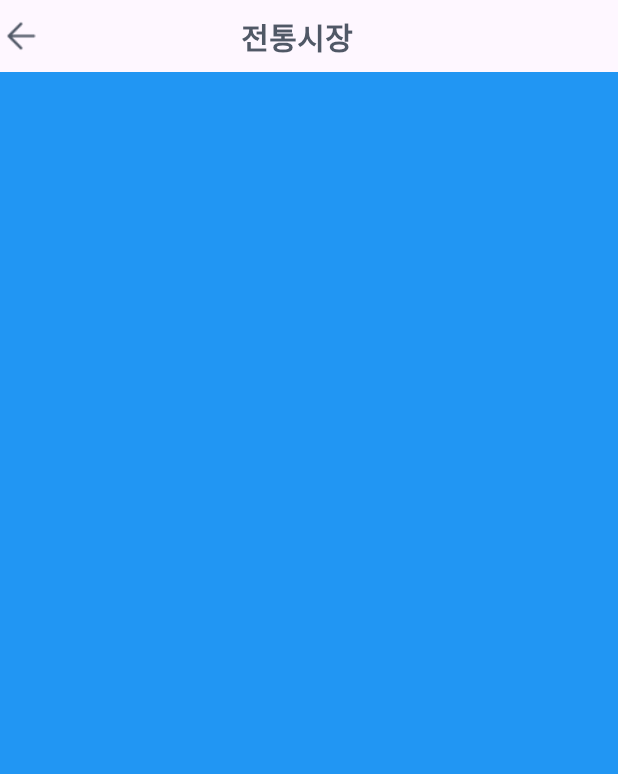
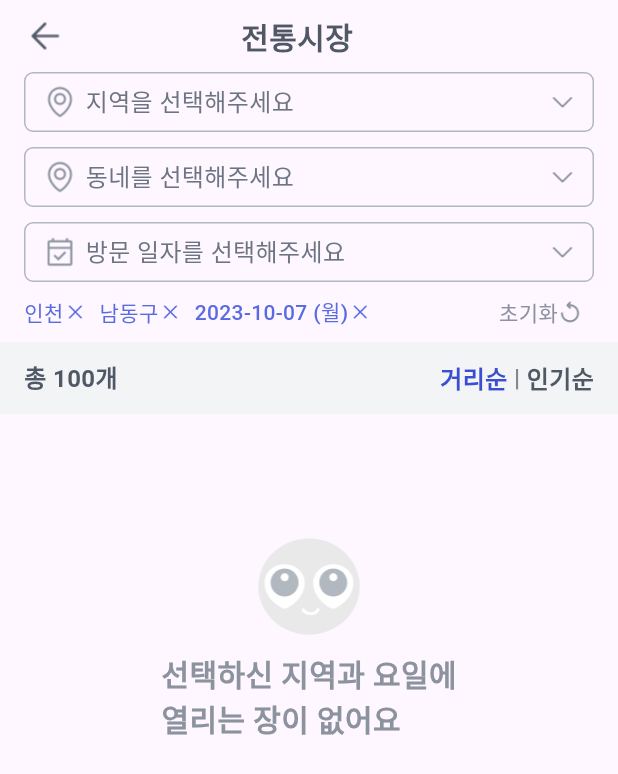
Before and after one commit to jaekyung-you/seenear_flutter, a Flutter app: the MarketFestivalScreen screen opened by its route, on a phone screen of 412 x 824 dp. Shown: the top 774 px of the screen. Run offline on Flutter 3.47's test engine with Material 2 defaults, Android fonts, the phone set to English and light mode, and no system bars; our stand-ins replace device_info_plus, dio, get, package_info_plus, styled_text; missing offline and left inert: kakao_flutter_sdk_user; network calls fail; statements that could not run were skipped.

Commit message:
전국장날 필터 및 리스트뷰 UI 구현

```diff
--- a/lib/presentation/market_festival/widget/filter_widget.dart
+++ b/lib/presentation/market_festival/widget/filter_widget.dart
@@ -1,10 +1,132 @@
 import 'package:flutter/material.dart';
+import 'package:seenear/const/design_system/seenear_color.dart';
 
 class FilterWidget extends StatelessWidget {
   const FilterWidget({super.key});
 
   @override
   Widget build(BuildContext context) {
-    return const Placeholder();
+    return Padding(
+      padding: const EdgeInsets.symmetric(horizontal: 16),
+      child: Column(
+        children: [
+          selectCell(title: '지역을 선택해주세요', onTap: () {}),
+          const SizedBox(
+            height: 10,
+          ),
+          selectCell(
+            title: '동네를 선택해주세요',
+            onTap: () {},
+          ),
+          const SizedBox(
+            height: 10,
+          ),
+          selectCell(
+            title: '방문 일자를 선택해주세요',
+            imageName: 'date_available',
+            onTap: () {},
+          ),
+          SizedBox(
+            height: 40,
+            child: Row(
+              children: [
+                selectedFilter(
+                  title: '인천',
+                  onTap: () {},
+                ),
+                selectedFilter(
+                  title: '남동구',
+                  onTap: () {},
+                ),
+                selectedFilter(
+                  title: '2023-10-07 (월)',
+                  onTap: () {},
+                ),
+                const Spacer(),
+                selectedFilter(
+                  title: '초기화',
+                  fgColor: SeenearColor.grey30,
+                  imageName: 'reset',
+                  onTap: () {},
+                ),
+              ],
+            ),
+          )
+        ],
+      ),
+    );
+  }
+
+  Widget selectCell({required String title, String? imageName, Function? onTap}) {
+    return InkWell(
+      onTap: () {
+        onTap!();
+      },
+      child: Container(
+        height: 40,
+        padding: const EdgeInsets.symmetric(horizontal: 12.0),
+        decoration: BoxDecoration(
+          borderRadius: BorderRadius.circular(6.0),
+          border: Border.all(
+            color: SeenearColor.grey20,
+            width: 1,
+          ),
+        ),
+        child: Row(
+          mainAxisAlignment: MainAxisAlignment.spaceBetween,
+          children: [
+            Row(
+              children: [
+                Image.asset(
+                  'assets/images/${imageName ?? 'location'}.png',
+                  width: 22,
+                  color: SeenearColor.grey30,
+                ),
+                const SizedBox(
+                  width: 6,
+                ),
+                Text(
+                  title,
+                  style: TextStyle(fontWeight: FontWeight.w500, fontSize: 16, color: SeenearColor.grey50),
+                ),
+              ],
+            ),
+            Image.asset(
+              'assets/images/arrow_down.png',
+              width: 16,
+            ),
+          ],
+        ),
+      ),
+    );
+  }
+
+  Widget selectedFilter({
+    required String title,
+    Color? fgColor,
+    String? imageName,
+    Function? onTap,
+  }) {
+    return Padding(
+      padding: const EdgeInsets.only(right: 8.0),
+      child: InkWell(
+        onTap: () {
+          onTap!();
+        },
+        child: Row(
+          children: [
+            Text(
+              title,
+              style: TextStyle(fontWeight: FontWeight.w500, fontSize: 14, color: fgColor ?? SeenearColor.blue60),
+            ),
+            Image.asset(
+              'assets/images/${imageName ?? 'close'}.png',
+              color: fgColor ?? SeenearColor.blue60,
+              width: 16,
+            ),
+          ],
+        ),
+      ),
+    );
   }
 }
--- a/lib/presentation/market_festival/widget/market_festival_screen.dart
+++ b/lib/presentation/market_festival/widget/market_festival_screen.dart
@@ -6,6 +6,7 @@ import 'package:seenear/presentation/market_festival/widget/filter_widget.dart';
 import 'package:seenear/presentation/my_page/widget/my_page_menu/festival_cell.dart';
 import 'package:seenear/presentation/my_page/widget/my_page_menu/market_cell.dart';
 
+import '../../../const/design_system/seenear_color.dart';
 import '../controller/market_festival_controller.dart';
 
 class MarketFestivalScreen extends GetView<MarketFestivalController> {
@@ -19,10 +20,18 @@ class MarketFestivalScreen extends GetView<MarketFestivalController> {
       child: SafeArea(
         child: Column(
           children: [
-            BaseHeader(title: isFestival ? '축제/행사' : '전통시장'),
-            Expanded(child: Container(color: Colors.blue,),),
+            Container(
+              padding: const EdgeInsets.symmetric(horizontal: 16),
+              child: BaseHeader(title: isFestival ? '축제/행사' : '전통시장'),
+            ),
+            FilterWidget(),
+            // Expanded(
+            //   child: Container(
+            //     color: Colors.blue,
+            //   ),
+            // ),
             // FilterWidget(),
-            // contentView(isFestival),
+            Expanded(child: contentView(isFestival)),
           ],
         ),
       ),
@@ -30,19 +39,95 @@ class MarketFestivalScreen extends GetView<MarketFestivalController> {
   }
 
   Widget contentView(bool isFestival) {
-    return isFestival
-        ? ListView.builder(
-            itemCount: 10,
-            itemBuilder: (context, index) {
-              return FestivalCell(
-                onTapItemCell: () {},
-                onTapFavoriteIcon: () {},
-              );
-            })
-        : ListView.builder(
-            itemCount: 10,
-            itemBuilder: (context, index) {
-              return MarketCell(onTapItemCell: () {}, onTapFavoriteIcon: () {});
-            });
+    return Column(
+      children: [
+        Container(
+          padding: const EdgeInsets.symmetric(horizontal: 16),
+          color: const Color(0xFFF2F4F6),
+          height: 48,
+          child: Row(
+            children: [
+              Text(
+                '총 100개',
+                style: TextStyle(
+                  fontSize: 16,
+                  fontWeight: FontWeight.w600,
+                  color: SeenearColor.grey60,
+                ),
+              ),
+              const Spacer(),
+              InkWell(
+                onTap: () {},
+                child: Text(
+                  '거리순',
+                  style: TextStyle(
+                    fontSize: 16,
+                    fontWeight: FontWeight.w600,
+                    color: SeenearColor.blue80,
+                  ),
+                ),
+              ),
+              Text(
+                ' | ',
+                style: TextStyle(
+                  fontSize: 16,
+                  fontWeight: FontWeight.w600,
+                  color: SeenearColor.grey40,
+                ),
+              ),
+              InkWell(
+                onTap: () {},
+                child: Text(
+                  '인기순',
+                  style: TextStyle(
+                    fontSize: 16,
+                    fontWeight: FontWeight.w600,
+                    color: SeenearColor.grey60,
+                  ),
+                ),
+              ),
+            ],
+          ),
+        ),
+        Expanded(child: emptyView())
+        // isFestival
+        //     ? ListView.builder(
+        //         itemCount: 10,
+        //         itemBuilder: (context, index) {
+        //           return FestivalCell(
+        //             onTapItemCell: () {},
+        //             onTapFavoriteIcon: () {},
+        //           );
+        //         })
+        //     : ListView.builder(
+        //         itemCount: 10,
+        //         itemBuilder: (context, index) {
+        //           return MarketCell(onTapItemCell: () {}, onTapFavoriteIcon: () {});
+        //         })
+      ],
+    );
+  }
+
+  Widget emptyView() {
+    return Column(
+      children: [
+        const SizedBox(height: 80,),
+        Image.asset(
+          'assets/images/seenear_character_4.png',
+          width: 70,
+        ),
+        const SizedBox(
+          height: 8,
+        ),
+        Text(
+          '선택하신 지역과 요일에\n열리는 장이 없어요',
+          style: TextStyle(
+            fontSize: 20,
+            fontWeight: FontWeight.w600,
+            color: SeenearColor.grey30,
+          ),
+        ),
+      ],
+    );
   }
 }
```
Also changed, not shown: assets/images/arrow_down.png (added), assets/images/location.png (added), assets/images/reset.png (added).
